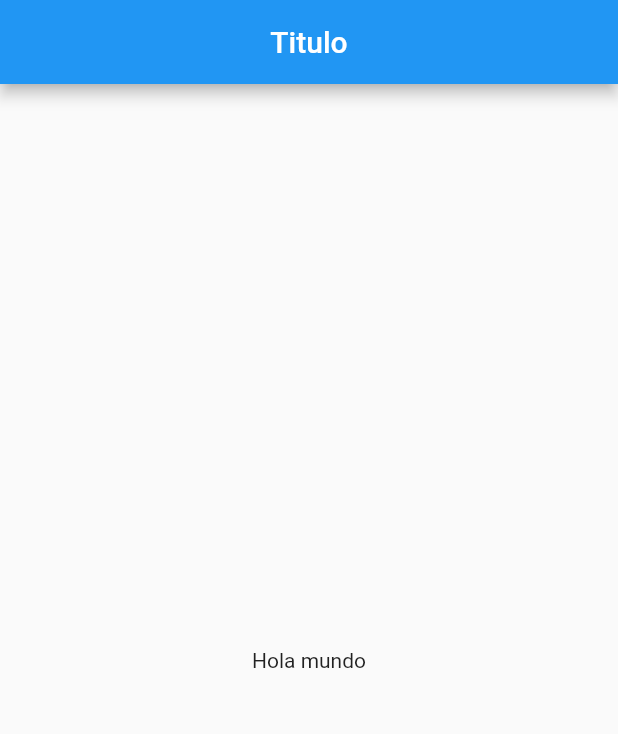
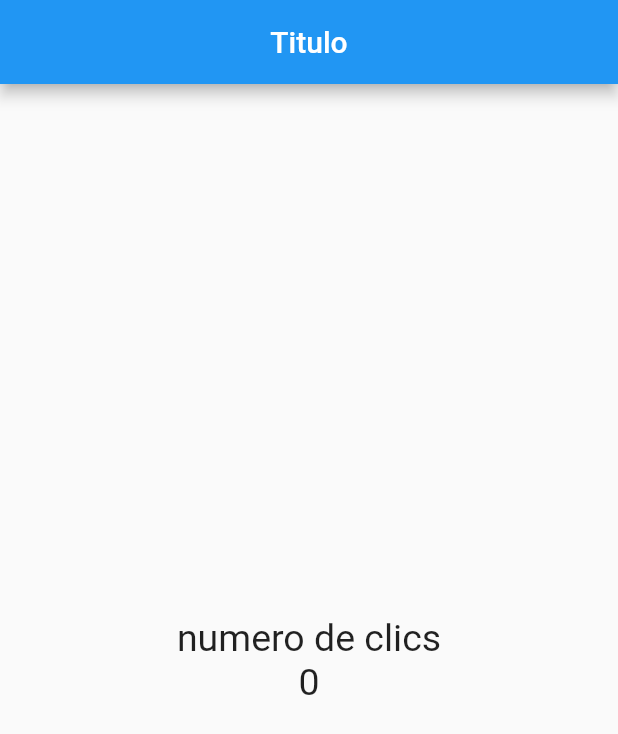
Before and after one commit to wmorales0207/ultimo, a Flutter app: the screen it shows after launch, on a phone screen of 412 x 824 dp. Shown: the top 734 px of the screen. Run offline on Flutter 3.47's test engine with Material 2 defaults, Android fonts, the phone set to English and light mode, and no system bars.

Commit message:
Columns Style  5-video7

```diff
--- a/lib/src/pages/home_page.dart
+++ b/lib/src/pages/home_page.dart
@@ -1,6 +1,10 @@
 import 'package:flutter/material.dart';
 
 class HomePage extends StatelessWidget {
+  final estiloTexto = const TextStyle(fontSize: 25);
+  // la creacionde estiloTexto permite que no tenga que repetor codigo para hacer referencia al uso de la configuracion
+  // de text Style de los textos..
+
   const HomePage({Key? key}) : super(key: key);
 
   @override
@@ -11,8 +15,23 @@ class HomePage extends StatelessWidget {
         centerTitle: true,
         shadowColor: Colors.black, // modificando el comportamiento del widgets
       ),
-      body: const Center(
-        child: Text('Hola mundo'),
+      // la mayoria de los widgets solo pueden tener un child,
+      // es comun usar el widgets Column o row para reflejar este asunto.
+      body: Center(
+        child: Column(
+          mainAxisAlignment: MainAxisAlignment.center,
+          children: [
+            Text(
+              "numero de clics",
+              style:
+                  estiloTexto, // se uso un propiedad creada para eliminar la duplicidad de codigo
+            ), // los contructores de todos los widget traten muchos otros parametros opcionales que se pueden usar
+            Text(
+              "0",
+              style: estiloTexto,
+            ),
+          ],
+        ),
       ),
     );
   }
```
